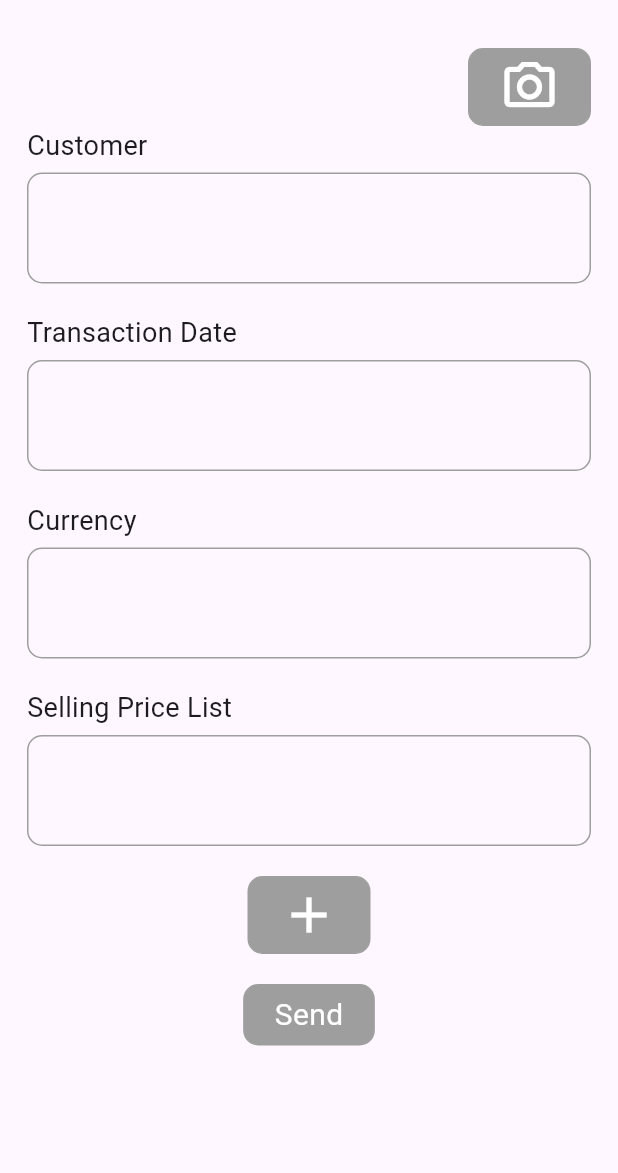
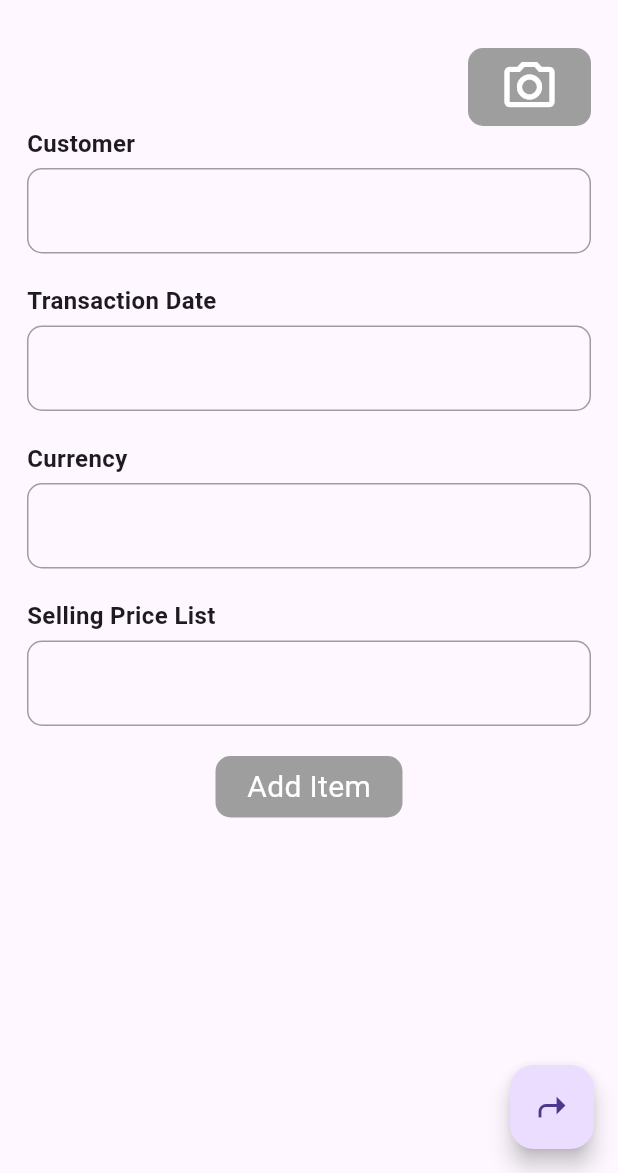
Before and after one commit to irvine-sixguys/sales-order-app, a Flutter app: the ScanScreen screen opened by its route, on a phone screen of 412 x 824 dp, the part 63-1236 px from its top. Run offline on Flutter 3.47's test engine with Material 3 defaults, Android fonts, the phone set to English and light mode, and no system bars; our stand-ins replace camera, cookie_jar, dio, dio_cookie_manager, firebase_core, flutter_dotenv and 3 more; missing offline and left inert: flutter_exif_rotation, google_mlkit_commons, google_mlkit_text_recognition; accounts and stored records are empty.

```diff
--- a/lib/ui/scan/scan_screen.dart
+++ b/lib/ui/scan/scan_screen.dart
@@ -140,7 +140,10 @@ class _ScanScreenState extends ConsumerState<ScanScreen> {
                                 controllers.items.remove(e);
                                 setState(() {});
                               },
-                              child: const Icon(Icons.close, size: 30, color: Colors.red),
+                              child: const Padding(
+                                padding: EdgeInsets.symmetric(horizontal: 10, vertical: 5),
+                                child: Icon(Icons.close, size: 30, color: Colors.red),
+                              ),
                             ),
                             ContentBoxWidget(
                               title: "Item Code",
@@ -194,24 +197,7 @@ class _ScanScreenState extends ConsumerState<ScanScreen> {
                     ),
                     child: Container(
                       padding: const EdgeInsets.symmetric(vertical: 5, horizontal: 20),
-                      child: const Icon(Icons.add, size: 40, color: Colors.white),
-                    ),
-                  ),
-                ),
-                const SizedBox(height: 20),
-                InkWell(
-                  onTap: () async {
-                    ref.read(erpApiProvider.notifier).scanAndSend(controllers.toSalesOrder());
-                  },
-                  child: Ink(
-                    decoration: BoxDecoration(
-                      color: Colors.grey,
-                      border: Border.all(color: Colors.grey),
-                      borderRadius: BorderRadius.circular(10),
-                    ),
-                    child: Container(
-                      padding: const EdgeInsets.symmetric(vertical: 5, horizontal: 20),
-                      child: const Text("Send", style: TextStyle(fontSize: 20, color: Colors.white)),
+                      child: const Text("Add Item", style: TextStyle(fontSize: 20, color: Colors.white)),
                     ),
                   ),
                 ),
@@ -219,6 +205,12 @@ class _ScanScreenState extends ConsumerState<ScanScreen> {
             ),
           ),
         ),
+      ),
+      floatingActionButton: FloatingActionButton(
+        onPressed: () {
+          ref.read(erpApiProvider.notifier).scanAndSend(controllers.toSalesOrder());
+        },
+        child: const Icon(Icons.shortcut_sharp),
       ),
     );
   }
--- a/lib/ui/scan/widgets/content_box_widget.dart
+++ b/lib/ui/scan/widgets/content_box_widget.dart
@@ -20,7 +20,7 @@ class ContentBoxWidget extends StatelessWidget {
       mainAxisSize: MainAxisSize.min,
       crossAxisAlignment: CrossAxisAlignment.stretch,
       children: [
-        Text(title, style: const TextStyle(fontSize: 18)),
+        Text(title, style: const TextStyle(fontSize: 16, fontWeight: FontWeight.w700)),
         const SizedBox(height: 5),
         Container(
           padding: const EdgeInsets.all(20.0),
@@ -29,11 +29,14 @@ class ContentBoxWidget extends StatelessWidget {
             borderRadius: BorderRadius.circular(10),
           ),
           child: (child == null)
-              ? TextField(
-                  controller: controller,
-                  decoration: const InputDecoration(
-                    border: InputBorder.none,
-                    isDense: true,
+              ? SizedBox(
+                  height: 15,
+                  child: TextField(
+                    controller: controller,
+                    decoration: const InputDecoration(
+                      border: InputBorder.none,
+                      isDense: true,
+                    ),
                   ),
                 )
               : child,
```
Also changed, not shown: lib/utils/erpnext_api.dart (+16 -2 lines).
